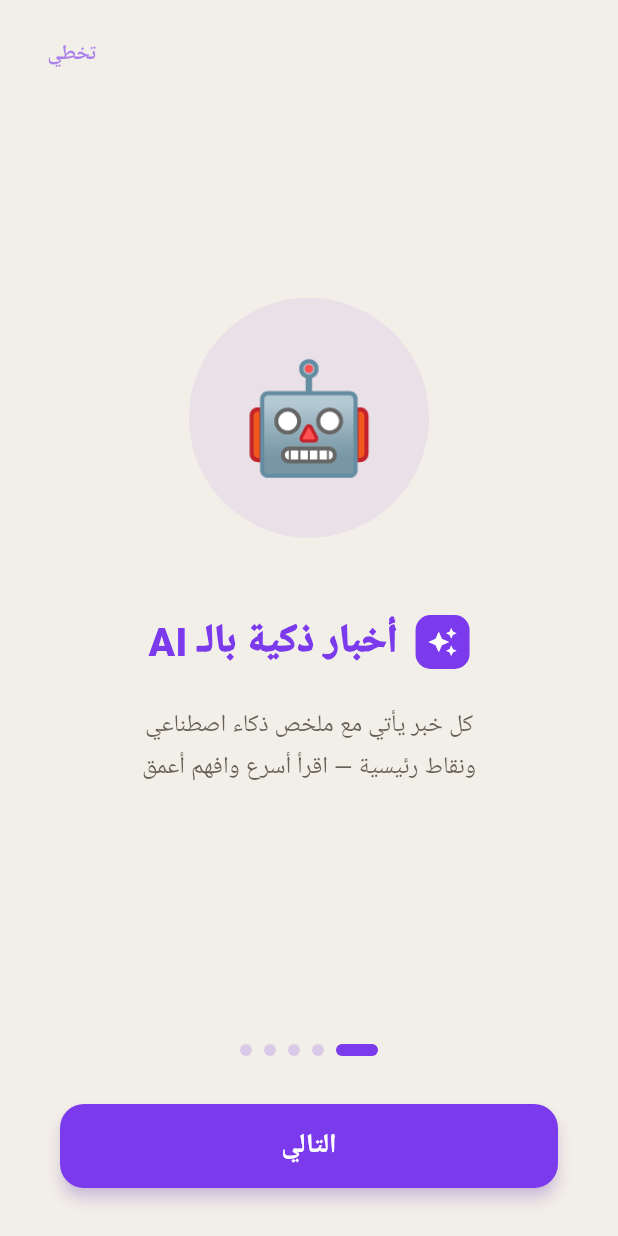
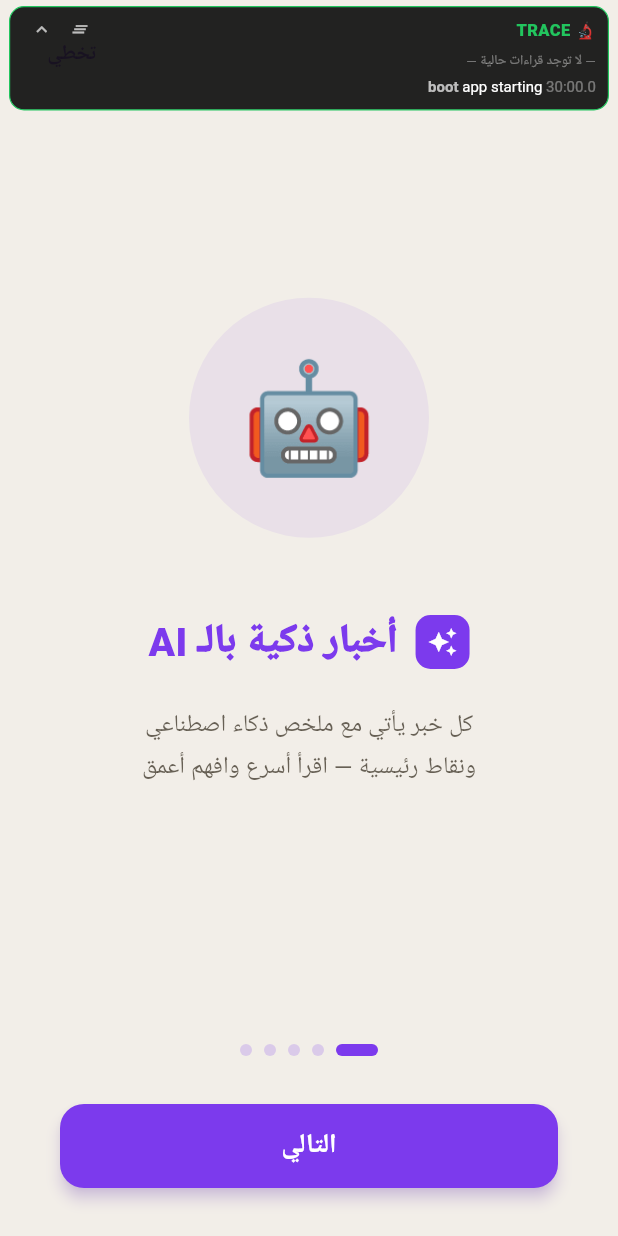
Before and after one commit to osamafa86-dotcom/postfeed, a Flutter app: the screen it shows after launch, on a phone screen of 412 x 824 dp. Run offline on Flutter 3.47's test engine with Material 3 defaults, Android fonts, the phone set to English and light mode, and no system bars; our stand-ins replace app_links, cached_network_image, dio, firebase_core, firebase_messaging, flutter_html and 17 more; accounts and stored records are empty; Roboto replaces fonts that are missing (IBMPlexSansArabic).

Commit message:
debug: floating TRACE overlay + FlutterError capture
After three speculative fixes that didn't land, the user is right —
we need to actually see what the framework is doing at the moment of
the blank screen. Built a focused on-screen tracer:

1) core/debug/debug_state.dart — single in-memory log
   • DebugTrace.events: rolling 40-event timeline (timestamped)
   • DebugTrace.probes: per-source key=value "current state" map
   • DebugTrace.visible: toggle for the overlay

2) core/debug/debug_overlay.dart — black-on-green Material card
   floated at the top of every screen above all Scaffolds, including
   blank ones. Shows:
     - All active probes (route, isTab, shell.child runtimeType,
       MediaQuery viewport + keyboard inset, article id + state)
     - Last 8 trace events with timestamps, color-coded by source

3) main.dart hooks
   - FlutterError.onError → logs to trace (so a hidden framework throw
     during ArticleScreen build now shows up in the overlay instead
     of silently producing a blank screen).
   - ErrorWidget.builder → renders dark-red panel with the exception
     string so we see the problem even when the trace gets cleared.

4) MainShell — probes loc/isTab/widget.child/MediaQuery viewport
   each rebuild, logs every nav transition + every focus unfocus.

5) ArticleScreen — probes id + asy state (loading/error/data) every
   build; logs initState; logs the error string when asy.hasError.

How to use:
  1. Build & install 2.8.0+34.
  2. Reproduce: home → Ask/Sabah/Weekly → back → tap an article.
  3. The moment the screen goes blank, take a screenshot. The overlay
     at the top shows what the shell thinks it's rendering and the
     last few events. Send that screenshot back.

Nothing else changes — the existing if-else body and route-keyed child
are still in place, plus the focus drop and maybeOf safety from
2.7.2+33. This commit is purely additive observability.

Bumped to 2.8.0+34.

```diff
--- /dev/null
+++ b/app/lib/core/debug/debug_overlay.dart
@@ -0,0 +1,221 @@
+import 'package:flutter/material.dart';
+import 'debug_state.dart';
+
+/// Floating diagnostic overlay. Anchored to the top of the screen with
+/// high z-order so it sits above every Scaffold body — including blank
+/// ones — and shows in screenshots.
+///
+/// What it captures:
+///   - Latest "probes" — current shell route, isTab, child runtimeType,
+///     article asy state, etc.
+///   - Last ~6 trace events with timestamps, color-coded by level.
+///
+/// Tap the chevron in the corner to collapse/expand. Long-press anywhere
+/// on the overlay to clear the log. The overlay itself never blocks taps
+/// underneath because of the IgnorePointer wrapper around the read-only
+/// data; only the toggle button is interactive.
+class DebugOverlay extends StatefulWidget {
+  const DebugOverlay({super.key});
+
+  @override
+  State<DebugOverlay> createState() => _DebugOverlayState();
+}
+
+class _DebugOverlayState extends State<DebugOverlay> {
+  bool _expanded = true;
+
+  @override
+  Widget build(BuildContext context) {
+    return ValueListenableBuilder<bool>(
+      valueListenable: DebugTrace.visible,
+      builder: (_, visible, __) {
+        if (!visible) return const SizedBox.shrink();
+        return Positioned(
+          top: MediaQuery.of(context).padding.top + 4,
+          left: 6,
+          right: 6,
+          child: Material(
+            color: Colors.transparent,
+            child: _OverlayCard(
+              expanded: _expanded,
+              onToggle: () => setState(() => _expanded = !_expanded),
+              onClear: DebugTrace.clear,
+            ),
+          ),
+        );
+      },
+    );
+  }
+}
+
+class _OverlayCard extends StatelessWidget {
+  const _OverlayCard({
+    required this.expanded,
+    required this.onToggle,
+    required this.onClear,
+  });
+  final bool expanded;
+  final VoidCallback onToggle;
+  final VoidCallback onClear;
+
+  @override
+  Widget build(BuildContext context) {
+    return Container(
+      decoration: BoxDecoration(
+        color: Colors.black.withOpacity(0.86),
+        borderRadius: BorderRadius.circular(10),
+        border: Border.all(color: const Color(0xFF22C55E), width: 0.8),
+      ),
+      padding: const EdgeInsets.fromLTRB(8, 6, 8, 8),
+      child: Column(
+        crossAxisAlignment: CrossAxisAlignment.start,
+        mainAxisSize: MainAxisSize.min,
+        children: [
+          Row(children: [
+            const Text('🔬 TRACE',
+              style: TextStyle(color: Color(0xFF22C55E),
+                fontWeight: FontWeight.w900, fontSize: 11)),
+            const SizedBox(width: 8),
+            const Spacer(),
+            GestureDetector(
+              onTap: onClear,
+              child: const Padding(
+                padding: EdgeInsets.symmetric(horizontal: 6, vertical: 2),
+                child: Icon(Icons.clear_all, size: 13, color: Colors.white70),
+              ),
+            ),
+            GestureDetector(
+              onTap: onToggle,
+              child: Padding(
+                padding: const EdgeInsets.symmetric(horizontal: 6, vertical: 2),
+                child: Icon(expanded ? Icons.expand_less : Icons.expand_more,
+                  size: 14, color: Colors.white70),
+              ),
+            ),
+          ]),
+          if (expanded) ...[
+            const SizedBox(height: 4),
+            const _ProbesView(),
+            const SizedBox(height: 4),
+            const _EventsView(),
+          ],
+        ],
+      ),
+    );
+  }
+}
+
+class _ProbesView extends StatelessWidget {
+  const _ProbesView();
+
+  @override
+  Widget build(BuildContext context) {
+    return ValueListenableBuilder<Map<String, String>>(
+      valueListenable: DebugTrace.probes,
+      builder: (_, probes, __) {
+        if (probes.isEmpty) {
+          return const Text('— لا توجد قراءات حالية —',
+            style: TextStyle(color: Colors.white38, fontSize: 9));
+        }
+        final keys = probes.keys.toList()..sort();
+        return Column(
+          crossAxisAlignment: CrossAxisAlignment.start,
+          children: [
+            for (final k in keys)
+              Padding(
+                padding: const EdgeInsets.symmetric(vertical: 0.5),
+                child: RichText(
+                  text: TextSpan(
+                    style: const TextStyle(fontSize: 10, color: Colors.white),
+                    children: [
+                      TextSpan(
+                        text: '$k ',
+                        style: const TextStyle(
+                          color: Color(0xFF60A5FA), fontWeight: FontWeight.w700),
+                      ),
+                      TextSpan(text: probes[k] ?? ''),
+                    ],
+                  ),
+                  maxLines: 1, overflow: TextOverflow.ellipsis,
+                ),
+              ),
+          ],
+        );
+      },
+    );
+  }
+}
+
+class _EventsView extends StatelessWidget {
+  const _EventsView();
+
+  @override
+  Widget build(BuildContext context) {
+    return ValueListenableBuilder<List<DebugEvent>>(
+      valueListenable: DebugTrace.events,
+      builder: (_, events, __) {
+        if (events.isEmpty) {
+          return const Text('— لم تُسجَّل أحداث بعد —',
+            style: TextStyle(color: Colors.white38, fontSize: 9));
+        }
+        // Show last 8 only — newest at the bottom (closest to where the
+        // bug just happened).
+        final shown = events.length > 8
+            ? events.sublist(events.length - 8)
+            : events;
+        return Column(
+          crossAxisAlignment: CrossAxisAlignment.start,
+          children: [
+            for (final ev in shown)
+              Padding(
+                padding: const EdgeInsets.symmetric(vertical: 0.5),
+                child: RichText(
+                  text: TextSpan(
+                    style: const TextStyle(fontSize: 10, color: Colors.white),
+                    children: [
+                      TextSpan(
+                        text: _fmtTime(ev.timestamp),
+                        style: const TextStyle(color: Colors.white38),
+                      ),
+                      const TextSpan(text: ' '),
+                      TextSpan(
+                        text: ev.source,
+                        style: TextStyle(
+                          color: _sourceColor(ev.source),
+                          fontWeight: FontWeight.w700),
+                      ),
+                      const TextSpan(text: ' '),
+                      TextSpan(
+                        text: ev.message,
+                        style: TextStyle(color: _levelColor(ev.level)),
+                      ),
+                    ],
+                  ),
+                  maxLines: 2, overflow: TextOverflow.ellipsis,
+                ),
+              ),
+          ],
+        );
+      },
+    );
+  }
+
+  static String _fmtTime(DateTime t) =>
+      '${t.minute.toString().padLeft(2, '0')}:${t.second.toString().padLeft(2, '0')}.${(t.millisecond ~/ 100)}';
+
+  static Color _sourceColor(String s) {
+    if (s.startsWith('shell')) return const Color(0xFF60A5FA);
+    if (s.startsWith('article')) return const Color(0xFFFBBF24);
+    if (s.startsWith('api')) return const Color(0xFFC084FC);
+    if (s.startsWith('error')) return const Color(0xFFEF4444);
+    return Colors.white70;
+  }
+
+  static Color _levelColor(DebugLevel level) {
+    switch (level) {
+      case DebugLevel.error: return const Color(0xFFEF4444);
+      case DebugLevel.warn:  return const Color(0xFFFBBF24);
+      case DebugLevel.info:  return Colors.white;
+    }
+  }
+}
--- /dev/null
+++ b/app/lib/core/debug/debug_state.dart
@@ -0,0 +1,64 @@
+import 'package:flutter/foundation.dart';
+import 'package:flutter/material.dart';
+
+/// Global, in-memory trace log. Read by [DebugOverlay] and written from
+/// MainShell, ArticleScreen, FlutterError handlers, and the API client.
+/// No persistence — opens fresh on every app launch. Designed so a single
+/// screenshot of the running app captures everything we need to chase a
+/// blank-screen bug without rebuilding for new prints.
+class DebugTrace {
+  static final ValueNotifier<List<DebugEvent>> events =
+      ValueNotifier<List<DebugEvent>>(const []);
+
+  /// Free-form "current state" lines, keyed by their source so the latest
+  /// line per source overwrites the previous (otherwise the list bloats).
+  /// Examples: 'shell.route', 'shell.isTab', 'article.state'.
+  static final ValueNotifier<Map<String, String>> probes =
+      ValueNotifier<Map<String, String>>(const {});
+
+  /// Master toggle — `true` shows the overlay. Long-press the bottom nav
+  /// to flip it. Persisted across hot-reload via a static field; cold
+  /// launches start with [_initiallyOn].
+  static const bool _initiallyOn = true;
+  static final ValueNotifier<bool> visible = ValueNotifier<bool>(_initiallyOn);
+
+  static void log(String source, String message, {DebugLevel level = DebugLevel.info}) {
+    final ev = DebugEvent(
+      timestamp: DateTime.now(),
+      source: source,
+      message: message,
+      level: level,
+    );
+    // Keep at most 40 events — enough for a multi-step repro screenshot.
+    final next = [...events.value, ev];
+    if (next.length > 40) next.removeRange(0, next.length - 40);
+    events.value = next;
+    if (kDebugMode) debugPrint('[trace][${ev.source}] ${ev.message}');
+  }
+
+  static void probe(String key, String value) {
+    final next = Map<String, String>.from(probes.value);
+    next[key] = value;
+    probes.value = next;
+  }
+
+  static void clear() {
+    events.value = const [];
+    probes.value = const {};
+  }
+}
+
+enum DebugLevel { info, warn, error }
+
+class DebugEvent {
+  const DebugEvent({
+    required this.timestamp,
+    required this.source,
+    required this.message,
+    required this.level,
+  });
+  final DateTime timestamp;
+  final String source;
+  final String message;
+  final DebugLevel level;
+}
--- a/app/lib/features/content/presentation/article_screen.dart
+++ b/app/lib/features/content/presentation/article_screen.dart
@@ -8,6 +8,7 @@ import 'package:timeago/timeago.dart' as timeago;
 import 'package:url_launcher/url_launcher.dart';
 
 import '../../../core/api/api_exception.dart';
+import '../../../core/debug/debug_state.dart';
 import '../../../core/utils/safe_launch.dart';
 import '../../../core/models/article.dart';
 import '../../../core/theme/app_theme.dart';
@@ -27,6 +28,9 @@ class ArticleScreen extends ConsumerStatefulWidget {
   ConsumerState<ArticleScreen> createState() => _ArticleScreenState();
 }
 
+String _stateLabel<T>(AsyncValue<T> v) =>
+    v.isLoading ? 'loading' : v.hasError ? 'error' : 'data';
+
 class _ArticleScreenState extends ConsumerState<ArticleScreen> {
   late final DateTime _openedAt;
 
@@ -34,6 +38,7 @@ class _ArticleScreenState extends ConsumerState<ArticleScreen> {
   void initState() {
     super.initState();
     _openedAt = DateTime.now();
+    DebugTrace.log('article.life', 'initState id=${widget.id}');
   }
 
   @override
@@ -52,6 +57,17 @@ class _ArticleScreenState extends ConsumerState<ArticleScreen> {
     final asy = ref.watch(articleProvider(widget.id));
     final bookmarks = ref.watch(bookmarkedIdsProvider);
     final isBookmarked = bookmarks.contains(widget.id);
+
+    // Tell the overlay what state we're in. The user can take one
+    // screenshot at the moment of the blank screen and the overlay
+    // shows whether we're still loading, errored, or rendered data.
+    DebugTrace.probe('article.id', widget.id.toString());
+    DebugTrace.probe('article.state', _stateLabel(asy));
+    if (asy.hasError) {
+      DebugTrace.log('article.err',
+        asy.error?.toString().split('\n').first ?? 'unknown',
+        level: DebugLevel.error);
+    }
 
     return Scaffold(
       appBar: AppBar(
--- a/app/lib/features/shell/main_shell.dart
+++ b/app/lib/features/shell/main_shell.dart
@@ -3,6 +3,7 @@ import 'package:flutter/services.dart';
 import 'package:flutter_riverpod/flutter_riverpod.dart';
 import 'package:go_router/go_router.dart';
 
+import '../../core/debug/debug_state.dart';
 import '../../core/theme/app_theme.dart';
 import '../content/data/content_repository.dart';
 import '../content/presentation/discover_screen.dart';
@@ -46,6 +47,7 @@ class _MainShellState extends ConsumerState<MainShell> {
     super.didUpdateWidget(oldWidget);
     final loc = widget.state.uri.toString();
     if (_lastLoc != null && _lastLoc != loc) {
+      DebugTrace.log('shell.nav', '${_lastLoc!} → $loc');
       // Route changed — drop any sticky focus / keyboard left behind by
       // the previous screen. AskScreen's TextField in particular kept the
       // soft keyboard's input connection alive across navigation, which
@@ -54,7 +56,10 @@ class _MainShellState extends ConsumerState<MainShell> {
       WidgetsBinding.instance.addPostFrameCallback((_) {
         if (!mounted) return;
         final focus = FocusManager.instance.primaryFocus;
-        if (focus != null && focus.hasFocus) focus.unfocus();
+        if (focus != null && focus.hasFocus) {
+          DebugTrace.log('shell', 'unfocus on route change');
+          focus.unfocus();
+        }
       });
     }
     _lastLoc = loc;
@@ -94,6 +99,16 @@ class _MainShellState extends ConsumerState<MainShell> {
     final loc = widget.state.uri.toString();
     final index = _indexFor(loc);
     final isTab = _isTabRoute(loc);
+
+    // Trace overlay probes — overwritten each rebuild so the panel
+    // always shows the latest shell state.
+    DebugTrace.probe('shell.loc', loc);
+    DebugTrace.probe('shell.isTab', isTab.toString());
+    DebugTrace.probe('shell.child', widget.child.runtimeType.toString());
+    final mq = MediaQuery.of(context);
+    DebugTrace.probe('shell.viewport',
+      '${mq.size.width.toStringAsFixed(0)}×${mq.size.height.toStringAsFixed(0)} '
+      'inset.bottom=${mq.viewInsets.bottom.toStringAsFixed(0)}');
 
     final isDark = Theme.of(context).brightness == Brightness.dark;
     return Scaffold(
--- a/app/lib/main.dart
+++ b/app/lib/main.dart
@@ -10,6 +10,8 @@ import 'package:hive_flutter/hive_flutter.dart';
 import 'package:timeago/timeago.dart' as timeago;
 
 import 'core/api/api_client.dart';
+import 'core/debug/debug_overlay.dart';
+import 'core/debug/debug_state.dart';
 import 'core/notifications/push_service.dart';
 import 'core/router/app_router.dart';
 import 'core/storage/hive_init.dart';
@@ -22,6 +24,38 @@ Future<void> main() async {
   SystemChrome.setSystemUIOverlayStyle(
     const SystemUiOverlayStyle(statusBarColor: Colors.transparent),
   );
+
+  // ── Catch every framework error and surface it in the on-screen
+  //    trace overlay. Without this, a build-time throw on iOS release
+  //    just produces a silent blank screen — exactly the symptom we've
+  //    been chasing.
+  final originalOnError = FlutterError.onError;
+  FlutterError.onError = (FlutterErrorDetails details) {
+    DebugTrace.log(
+      'error',
+      '${details.exception.runtimeType}: ${details.exceptionAsString().split('\n').first}',
+      level: DebugLevel.error,
+    );
+    originalOnError?.call(details);
+  };
+  ErrorWidget.builder = (FlutterErrorDetails details) {
+    DebugTrace.log(
+      'error.widget',
+      details.exceptionAsString().split('\n').first,
+      level: DebugLevel.error,
+    );
+    return Container(
+      color: const Color(0xFF7F1D1D),
+      alignment: Alignment.center,
+      padding: const EdgeInsets.all(16),
+      child: Text(
+        'ERROR WIDGET\n${details.exceptionAsString()}',
+        style: const TextStyle(color: Colors.white, fontSize: 10),
+        textAlign: TextAlign.center,
+      ),
+    );
+  };
+  DebugTrace.log('boot', 'app starting');
 
   timeago.setLocaleMessages('ar', timeago.ArMessages());
 
@@ -125,7 +159,15 @@ class _FeedsNewsAppState extends ConsumerState<FeedsNewsApp> {
                     maxScaleFactor: 1.3,
                   ),
             ),
-            child: child ?? const SizedBox.shrink(),
+            // The trace overlay floats above every route so a single
+            // screenshot of the blank screen captures the active route,
+            // probes, and the last few events.
+            child: Stack(
+              children: [
+                child ?? const SizedBox.shrink(),
+                const DebugOverlay(),
+              ],
+            ),
           ),
         );
       },
--- a/app/pubspec.yaml
+++ b/app/pubspec.yaml
@@ -1,7 +1,7 @@
 name: feedsnews
 description: "فيد نيوز — Feed News mobile app (iOS & Android)"
 publish_to: "none"
-version: 2.7.2+33
+version: 2.8.0+34
 
 environment:
   sdk: ">=3.4.0 <4.0.0"
```
